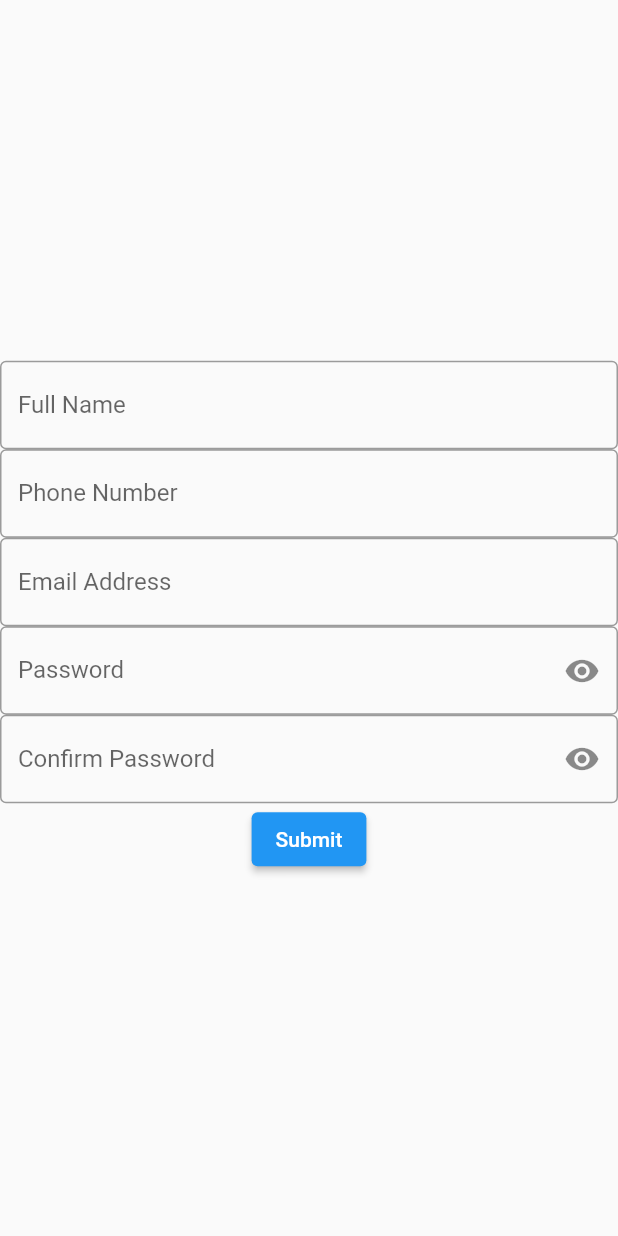
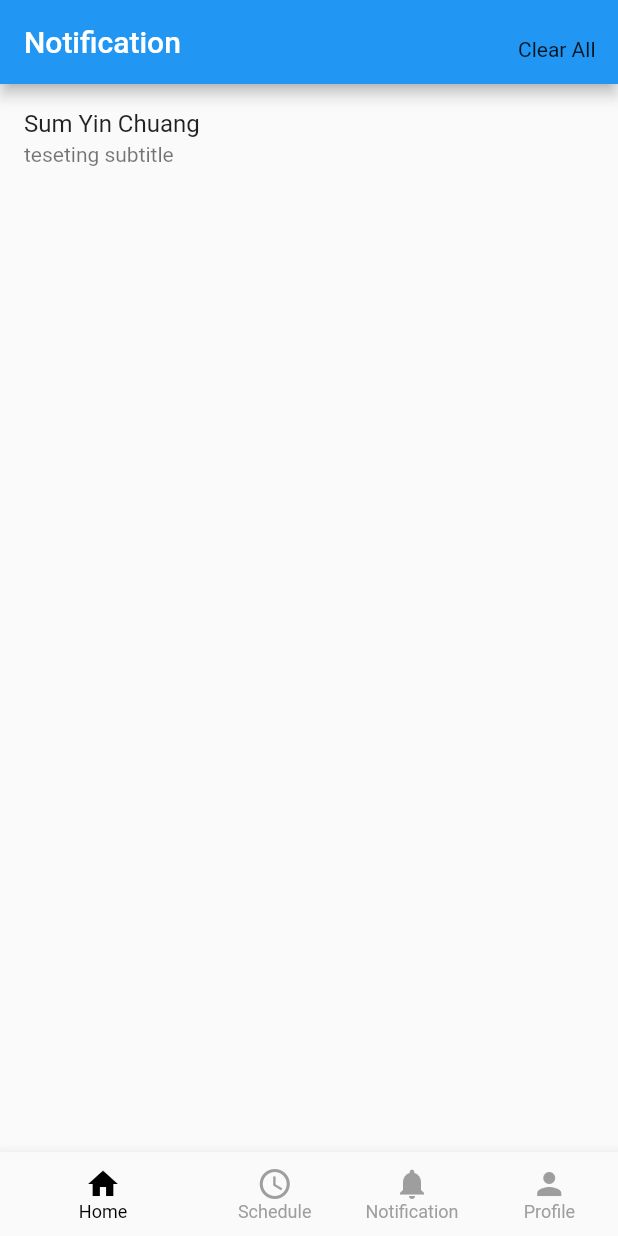
Before and after one commit to YuHuaAlumniDigital/yuhuaren-app, a Flutter app: the screen it shows after launch, on a phone screen of 412 x 824 dp. Run offline on Flutter 3.47's test engine with Material 2 defaults, Android fonts, the phone set to English and light mode, and no system bars; our stand-ins replace flutter_otp_text_field, go_router; key blocks and very long unbroken strings in the code were emptied for the run.

Commit message:
screen structure

```diff
--- a/lib/main.dart
+++ b/lib/main.dart
@@ -1,8 +1,13 @@
 import 'package:flutter/material.dart';
 import 'package:go_router/go_router.dart';
 import 'package:provider/provider.dart';
+import 'package:yuhuaren_app/home/home.dart';
 import 'package:yuhuaren_app/login/login.dart';
+import 'package:yuhuaren_app/notification/notification.dart';
+import 'package:yuhuaren_app/otp/otp.dart';
+import 'package:yuhuaren_app/profile/profile.dart';
 import 'package:yuhuaren_app/register/register.dart';
+import 'package:yuhuaren_app/reset_password/reset_password.dart';
 
 void main() {
   runApp(MultiProvider(
@@ -14,9 +19,21 @@ void main() {
 }
 
 final GoRouter _router = GoRouter(routes: [
-  GoRoute(path: '/', redirect: (context, state) => '/register'),
+  GoRoute(path: '/', redirect: (context, state) => '/notification'),
   GoRoute(path: '/login', builder: (context, state) => const LoginScreen()),
-  GoRoute(path: '/register', builder: (context, state) => const RegisterScreen()),
+  GoRoute(
+      path: '/register', builder: (context, state) => const RegisterScreen()),
+  GoRoute(path: '/otp', builder: (context, state) => const OtpScreen()),
+  GoRoute(
+    path: '/reset-password',
+    builder: (context, state) => const ResetPasswordScreen(),
+  ),
+  GoRoute(
+    path: '/home',
+    builder: (context, state) => const HomeScreen(),
+  ),
+  GoRoute(path: '/profile', builder: (context, state) => const ProfileScreen()),
+  GoRoute(path: '/notification', builder: (context, state) => const NotificationScreen())
 ]);
 
 class MyApp extends StatelessWidget {
--- a/lib/notification/notification.dart
+++ b/lib/notification/notification.dart
@@ -0,0 +1,36 @@
+import 'package:flutter/material.dart';
+
+import '../shared/bottom_nav_bar/buttom_nav_bar.dart';
+
+class NotificationScreen extends StatelessWidget {
+  const NotificationScreen({Key? key}) : super(key: key);
+
+  @override
+  Widget build(BuildContext context) {
+    return Scaffold(
+      appBar: AppBar(
+        title: Text('Notification'),
+        centerTitle: false,
+        flexibleSpace: Container(
+          child: Padding(
+            padding: const EdgeInsets.all(15.0),
+            child: InkWell(
+              child: Text('Clear All'),
+              onTap: () {},
+            ),
+          ),
+          alignment: Alignment.bottomRight,
+        ),
+      ),
+      body: ListView(
+        children: [
+          ListTile(
+            title: Text("Sum Yin Chuang"),
+            subtitle: Text('teseting subtitle'),
+          ),
+        ],
+      ),
+      bottomNavigationBar: BottomNavBar(),
+    );
+  }
+}
--- /dev/null
+++ b/lib/shared/bottom_nav_bar/buttom_nav_bar.dart
@@ -0,0 +1,36 @@
+import 'package:flutter/material.dart';
+
+class BottomNavBar extends StatelessWidget {
+  const BottomNavBar({Key? key}) : super(key: key);
+
+  @override
+  Widget build(BuildContext context) {
+    return BottomNavigationBar(
+      items: const <BottomNavigationBarItem>[
+        BottomNavigationBarItem(
+          icon: Icon(Icons.home),
+          label: 'Home',
+        ),
+        BottomNavigationBarItem(
+          icon: Icon(Icons.schedule),
+          label: 'Schedule',
+        ),
+        BottomNavigationBarItem(
+          icon: Icon(Icons.notifications),
+          label: 'Notification',
+        ),
+        BottomNavigationBarItem(
+          icon: Icon(Icons.person),
+          label: 'Profile',
+        ),
+      ],
+      currentIndex: 0,
+      selectedItemColor: Colors.black,
+      onTap: (_) {},
+      unselectedItemColor: Colors.grey,
+      showUnselectedLabels: true,
+      selectedFontSize: 12,
+      unselectedFontSize: 12,
+    );
+  }
+}
--- a/pubspec.yaml
+++ b/pubspec.yaml
@@ -37,6 +37,7 @@ dependencies:
   cupertino_icons: ^1.0.2
   go_router: ^6.5.6
   provider: ^6.0.5
+  flutter_otp_text_field: ^1.1.1
 
 dev_dependencies:
   flutter_test:
```
Also changed, not shown: lib/home/drawer.dart (added, +56 -0 lines), lib/home/home.dart (+30 -0 lines), lib/otp/otp.dart (+33 -0 lines), lib/profile/profile.dart (+26 -0 lines), lib/reset_password/reset_password.dart (+28 -0 lines), lib/schedule/schedule.dart (+23 -0 lines), pubspec.lock.
